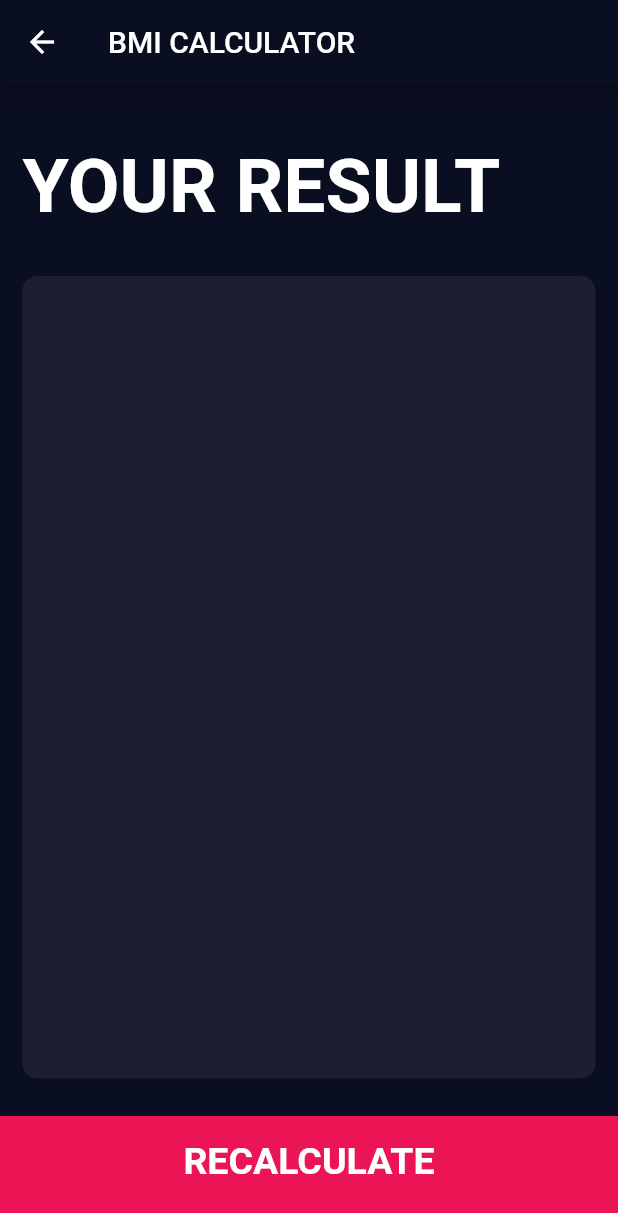
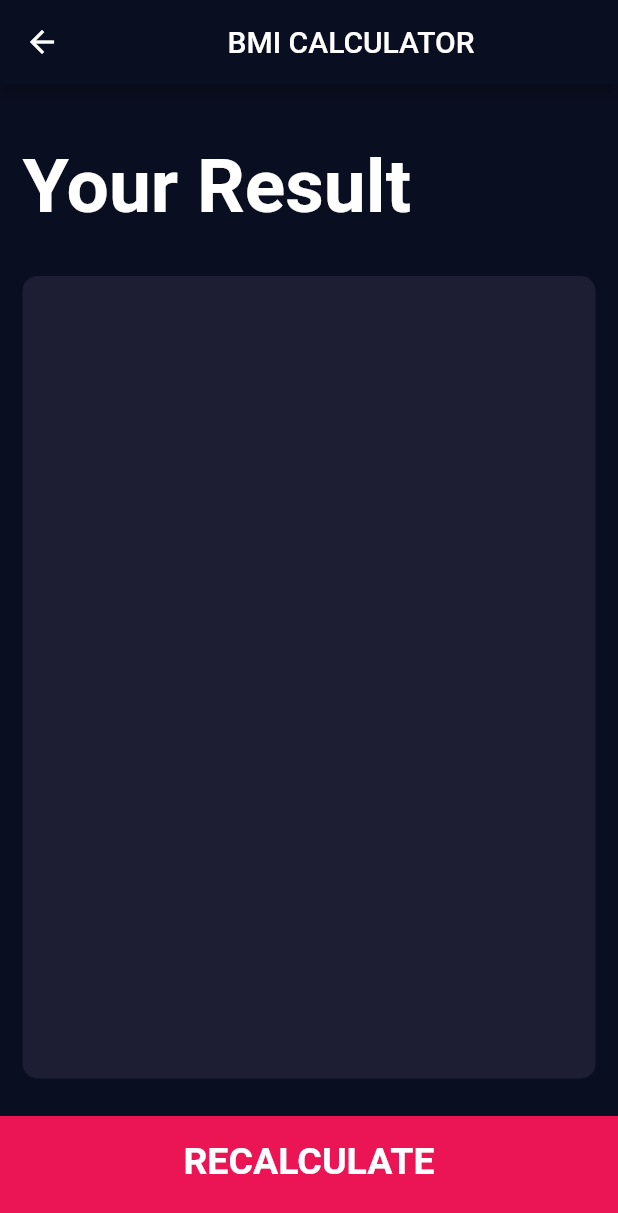
Before and after one commit to pratikrana1998/bmi_calculator_flutter, a Flutter app: the ResultsPage screen opened directly with empty values, on a phone screen of 412 x 824 dp. Shown: the top 1213 px of the screen. Run offline on Flutter 3.47's test engine with Material 2 defaults, Android fonts, the phone set to English and light mode, and no system bars; our stand-ins replace font_awesome_flutter.

Commit message:
minor bug fixes and refactoring code

```diff
--- a/lib/calculate_bmi.dart
+++ b/lib/calculate_bmi.dart
@@ -10,7 +10,7 @@ class CalculateBMI {
   double _bmi;
 
   String calculate() {
-    double _bmi = weight / pow(height/100, 2);
+    _bmi = weight / pow(height/100, 2);
     return _bmi.toStringAsFixed(1);
   }
 
--- a/lib/pages/results_page.dart
+++ b/lib/pages/results_page.dart
@@ -15,7 +15,7 @@ class ResultsPage extends StatelessWidget {
   Widget build(BuildContext context) {
     return Scaffold(
       appBar: AppBar(
-        title: Text('BMI CALCULATOR'),
+        title: Center(child: Text('BMI CALCULATOR')),
       ),
       body: Column(
         mainAxisAlignment: MainAxisAlignment.spaceEvenly,
@@ -26,7 +26,7 @@ class ResultsPage extends StatelessWidget {
               padding: EdgeInsets.all(15.0),
               alignment: Alignment.bottomLeft,
               child: Text(
-                'YOUR RESULT',
+                'Your Result',
                 style: kTitleTextStyle,
               ),
             ),
```
